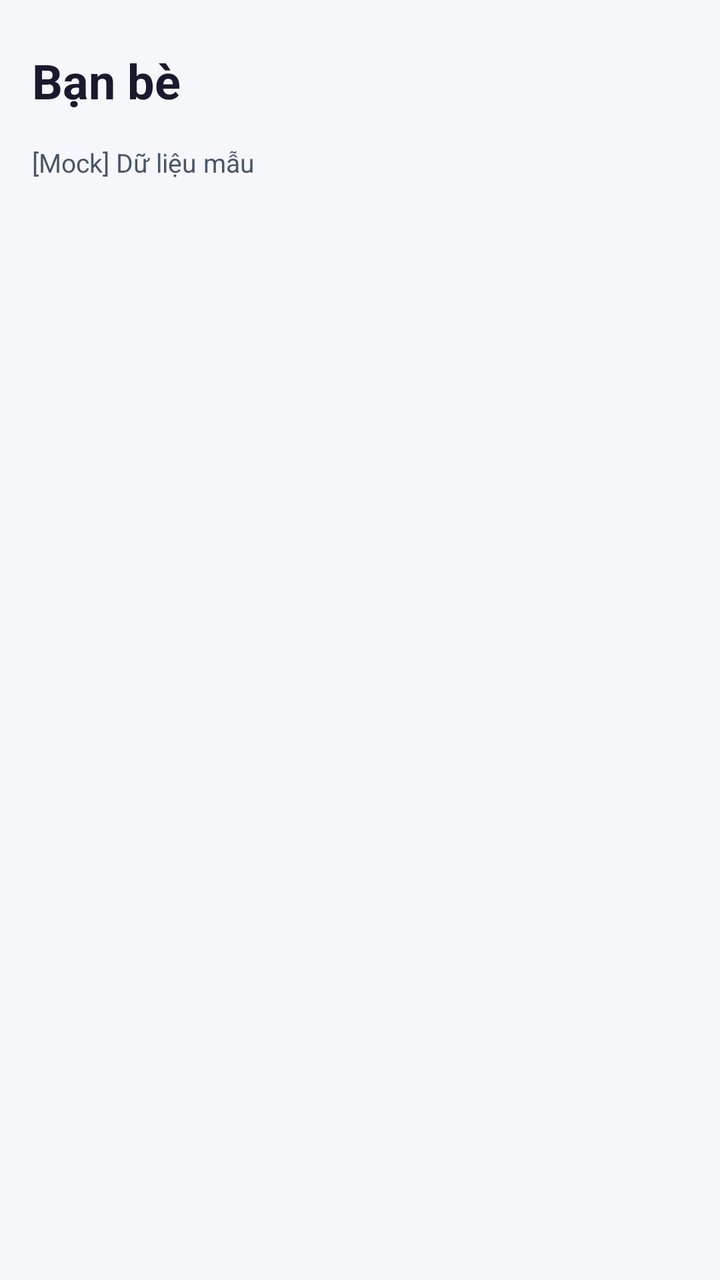
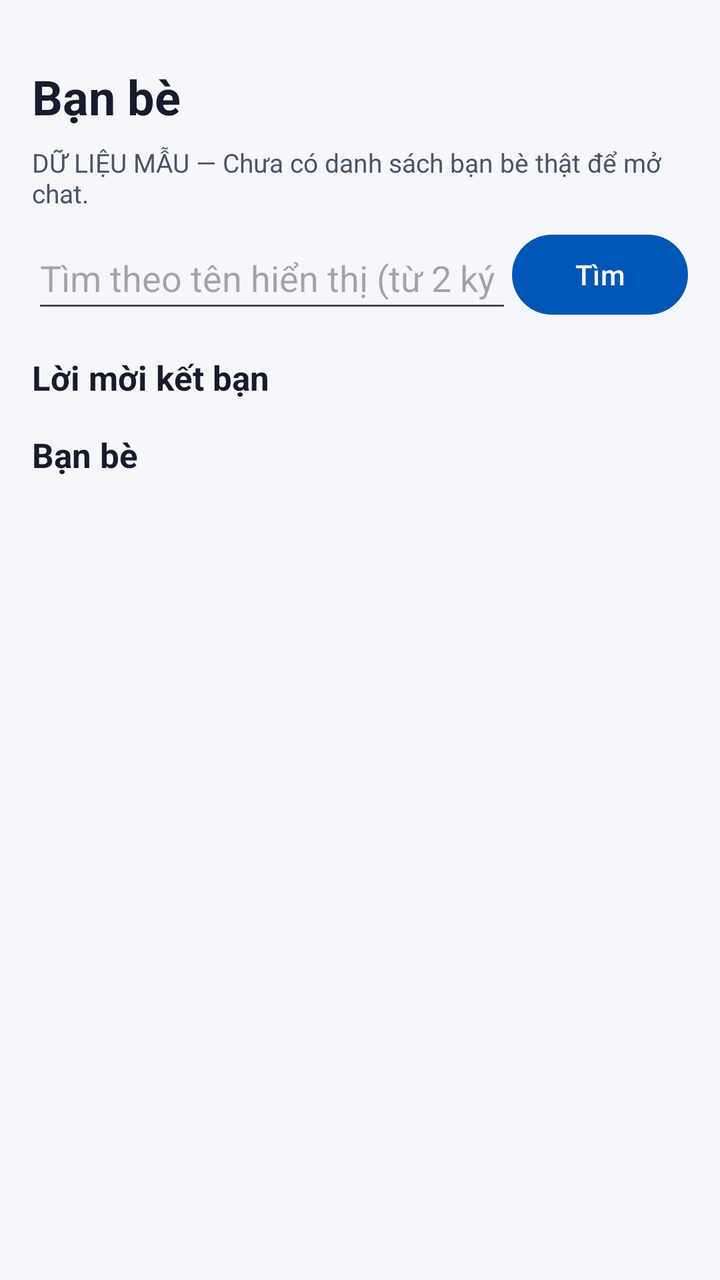

Two renders of the same Android screen: before a commit and after it. Below are the layout's source before the change and the commit's diff.
<!-- AndroidManifest.xml: application theme Theme.UTEChat -->
<!-- res/layout/fragment_friends.xml -->
<?xml version="1.0" encoding="utf-8"?>
<LinearLayout xmlns:android="http://schemas.android.com/apk/res/android" android:layout_width="match_parent" android:layout_height="match_parent" android:orientation="vertical" android:background="@color/utechat_background">
    <TextView android:layout_width="match_parent" android:layout_height="wrap_content" android:paddingStart="@dimen/list_item_padding_h" android:paddingTop="@dimen/space_lg" android:paddingBottom="@dimen/space_md" android:text="@string/friends_title" android:textColor="@color/utechat_on_surface" android:textSize="@dimen/text_xxl" android:textStyle="bold" />
    <TextView android:layout_width="match_parent" android:layout_height="wrap_content" android:paddingHorizontal="@dimen/list_item_padding_h" android:paddingBottom="@dimen/space_sm" android:text="@string/mock_data_notice" android:textColor="@color/utechat_on_surface_variant" android:textSize="@dimen/text_sm" />
    <FrameLayout android:layout_width="match_parent" android:layout_height="0dp" android:layout_weight="1">
        <androidx.recyclerview.widget.RecyclerView android:id="@+id/rv_friends" android:layout_width="match_parent" android:layout_height="match_parent" android:clipToPadding="false" android:paddingBottom="@dimen/space_md" />
        <LinearLayout android:id="@+id/empty_state" android:layout_width="match_parent" android:layout_height="match_parent" android:gravity="center" android:orientation="vertical" android:padding="@dimen/space_xl" android:visibility="gone">
            <TextView android:layout_width="wrap_content" android:layout_height="wrap_content" android:text="@string/empty_friends_title" android:textColor="@color/utechat_on_surface" android:textSize="@dimen/text_lg" android:textStyle="bold" />
            <TextView android:layout_width="wrap_content" android:layout_height="wrap_content" android:layout_marginTop="@dimen/space_sm" android:gravity="center" android:text="@string/empty_friends_message" android:textColor="@color/utechat_on_surface_variant" android:textSize="@dimen/text_md" />
        </LinearLayout>
    </FrameLayout>
</LinearLayout>
<!-- resources referenced by this layout -->
<resources>
  <color name="utechat_background">#FFF5F7FA</color>
  <color name="utechat_on_surface">#FF1A1A2E</color>
  <color name="utechat_on_surface_variant">#FF4A5568</color>
  <dimen name="list_item_padding_h">16dp</dimen>
  <dimen name="space_lg">24dp</dimen>
  <dimen name="space_md">16dp</dimen>
  <dimen name="space_sm">8dp</dimen>
  <dimen name="space_xl">32dp</dimen>
  <dimen name="text_lg">17sp</dimen>
  <dimen name="text_md">15sp</dimen>
  <dimen name="text_sm">13sp</dimen>
  <dimen name="text_xxl">24sp</dimen>
  <string name="empty_friends_message">Tìm kiếm và thêm bạn bè để bắt đầu trò chuyện</string>
  <string name="empty_friends_title">Chưa có bạn bè</string>
  <string name="friends_title">Bạn bè</string>
  <string name="mock_data_notice">[Mock] Dữ liệu mẫu</string>
  <style name="Theme.UTEChat" parent="Base.Theme.UTEChat" />
  <style name="Base.Theme.UTEChat" parent="Theme.Material3.DayNight.NoActionBar">
          
          <item name="colorPrimary">@color/utechat_primary</item>
          <item name="colorPrimaryDark">@color/utechat_primary_dark</item>
          <item name="colorPrimaryVariant">@color/utechat_primary_dark</item>
          <item name="colorOnPrimary">@color/utechat_on_primary</item>
  
          
          <item name="colorSecondary">@color/utechat_secondary</item>
          <item name="colorOnSecondary">@color/utechat_on_secondary</item>
  
          
          <item name="android:colorBackground">@color/utechat_background</item>
          <item name="colorSurface">@color/utechat_surface</item>
          <item name="colorOnSurface">@color/utechat_on_surface</item>
          <item name="colorSurfaceVariant">@color/utechat_surface_variant</item>
          <item name="colorOnSurfaceVariant">@color/utechat_on_surface_variant</item>
  
          
          <item name="colorError">@color/utechat_error</item>
      </style>
  <color name="utechat_primary">#FF0057B8</color>
  <color name="utechat_primary_dark">#FF003F87</color>
  <color name="utechat_on_primary">#FFFFFFFF</color>
  <color name="utechat_secondary">#FF00B4D8</color>
  <color name="utechat_on_secondary">#FFFFFFFF</color>
  <color name="utechat_surface">#FFFFFFFF</color>
  <color name="utechat_surface_variant">#FFE8EDF5</color>
  <color name="utechat_error">#FFDC2626</color>
</resources>

<!-- the commit's change to res/layout/fragment_friends.xml (unified diff, before → after) -->
@@ -1,12 +1,19 @@
 <?xml version="1.0" encoding="utf-8"?>
-<LinearLayout xmlns:android="http://schemas.android.com/apk/res/android" android:layout_width="match_parent" android:layout_height="match_parent" android:orientation="vertical" android:background="@color/utechat_background">
-    <TextView android:layout_width="match_parent" android:layout_height="wrap_content" android:paddingStart="@dimen/list_item_padding_h" android:paddingTop="@dimen/space_lg" android:paddingBottom="@dimen/space_md" android:text="@string/friends_title" android:textColor="@color/utechat_on_surface" android:textSize="@dimen/text_xxl" android:textStyle="bold" />
-    <TextView android:layout_width="match_parent" android:layout_height="wrap_content" android:paddingHorizontal="@dimen/list_item_padding_h" android:paddingBottom="@dimen/space_sm" android:text="@string/mock_data_notice" android:textColor="@color/utechat_on_surface_variant" android:textSize="@dimen/text_sm" />
-    <FrameLayout android:layout_width="match_parent" android:layout_height="0dp" android:layout_weight="1">
-        <androidx.recyclerview.widget.RecyclerView android:id="@+id/rv_friends" android:layout_width="match_parent" android:layout_height="match_parent" android:clipToPadding="false" android:paddingBottom="@dimen/space_md" />
-        <LinearLayout android:id="@+id/empty_state" android:layout_width="match_parent" android:layout_height="match_parent" android:gravity="center" android:orientation="vertical" android:padding="@dimen/space_xl" android:visibility="gone">
-            <TextView android:layout_width="wrap_content" android:layout_height="wrap_content" android:text="@string/empty_friends_title" android:textColor="@color/utechat_on_surface" android:textSize="@dimen/text_lg" android:textStyle="bold" />
-            <TextView android:layout_width="wrap_content" android:layout_height="wrap_content" android:layout_marginTop="@dimen/space_sm" android:gravity="center" android:text="@string/empty_friends_message" android:textColor="@color/utechat_on_surface_variant" android:textSize="@dimen/text_md" />
-        </LinearLayout>
-    </FrameLayout>
-</LinearLayout>
+<ScrollView xmlns:android="http://schemas.android.com/apk/res/android" android:layout_width="match_parent" android:layout_height="match_parent" android:background="@color/utechat_background" android:fillViewport="true">
+  <LinearLayout android:layout_width="match_parent" android:layout_height="wrap_content" android:orientation="vertical" android:padding="@dimen/list_item_padding_h">
+    <TextView android:layout_width="match_parent" android:layout_height="wrap_content" android:paddingTop="@dimen/space_md" android:text="@string/friends_title" android:textColor="@color/utechat_on_surface" android:textSize="@dimen/text_xxl" android:textStyle="bold" />
+    <TextView android:id="@+id/tv_friends_source" android:layout_width="match_parent" android:layout_height="wrap_content" android:paddingVertical="@dimen/space_sm" android:text="@string/friends_mock_notice" android:textColor="@color/utechat_on_surface_variant" android:textSize="@dimen/text_sm" />
+    <LinearLayout android:layout_width="match_parent" android:layout_height="wrap_content" android:orientation="horizontal" android:gravity="center_vertical">
+      <EditText android:id="@+id/et_friend_search" android:layout_width="0dp" android:layout_height="@dimen/touch_target_min" android:layout_weight="1" android:hint="@string/friends_search_hint" android:inputType="textPersonName" android:singleLine="true" android:importantForAutofill="no" />
+      <com.google.android.material.button.MaterialButton android:id="@+id/btn_friend_search" android:layout_width="wrap_content" android:layout_height="@dimen/touch_target_min" android:contentDescription="@string/friends_search_button" android:text="@string/friends_search_button" />
+    </LinearLayout>
+    <ProgressBar android:id="@+id/progress_friends" android:layout_width="wrap_content" android:layout_height="wrap_content" android:layout_gravity="center_horizontal" android:visibility="gone" />
+    <TextView android:id="@+id/tv_friends_error" android:layout_width="match_parent" android:layout_height="wrap_content" android:textColor="@color/utechat_error" android:visibility="gone" />
+    <LinearLayout android:id="@+id/layout_friend_results" android:layout_width="match_parent" android:layout_height="wrap_content" android:orientation="vertical" />
+    <TextView android:layout_width="match_parent" android:layout_height="wrap_content" android:layout_marginTop="@dimen/space_md" android:text="@string/friend_requests_title" android:textColor="@color/utechat_on_surface" android:textSize="@dimen/text_lg" android:textStyle="bold" />
+    <LinearLayout android:id="@+id/layout_friend_requests" android:layout_width="match_parent" android:layout_height="wrap_content" android:orientation="vertical" />
+    <TextView android:layout_width="match_parent" android:layout_height="wrap_content" android:layout_marginTop="@dimen/space_md" android:text="@string/friends_title" android:textColor="@color/utechat_on_surface" android:textSize="@dimen/text_lg" android:textStyle="bold" />
+    <androidx.recyclerview.widget.RecyclerView android:id="@+id/rv_friends" android:layout_width="match_parent" android:layout_height="wrap_content" android:nestedScrollingEnabled="false" android:clipToPadding="false" android:paddingBottom="@dimen/space_md" />
+    <TextView android:id="@+id/empty_state" android:layout_width="match_parent" android:layout_height="wrap_content" android:gravity="center" android:padding="@dimen/space_lg" android:text="@string/empty_friends_message" android:textColor="@color/utechat_on_surface_variant" android:visibility="gone" />
+  </LinearLayout>
+</ScrollView>
<!-- resource entries referenced after the edit -->
@@ -7,15 +7,16 @@
   <dimen name="space_lg">24dp</dimen>
   <dimen name="space_md">16dp</dimen>
   <dimen name="space_sm">8dp</dimen>
-  <dimen name="space_xl">32dp</dimen>
   <dimen name="text_lg">17sp</dimen>
-  <dimen name="text_md">15sp</dimen>
   <dimen name="text_sm">13sp</dimen>
   <dimen name="text_xxl">24sp</dimen>
+  <dimen name="touch_target_min">48dp</dimen>
   <string name="empty_friends_message">Tìm kiếm và thêm bạn bè để bắt đầu trò chuyện</string>
-  <string name="empty_friends_title">Chưa có bạn bè</string>
+  <string name="friend_requests_title">Lời mời kết bạn</string>
+  <string name="friends_mock_notice">DỮ LIỆU MẪU — Chưa có danh sách bạn bè thật để mở chat.</string>
+  <string name="friends_search_button">Tìm</string>
+  <string name="friends_search_hint">Tìm theo tên hiển thị (từ 2 ký tự)</string>
   <string name="friends_title">Bạn bè</string>
-  <string name="mock_data_notice">[Mock] Dữ liệu mẫu</string>
   <style name="Theme.UTEChat" parent="Base.Theme.UTEChat" />
   <style name="Base.Theme.UTEChat" parent="Theme.Material3.DayNight.NoActionBar">
           
